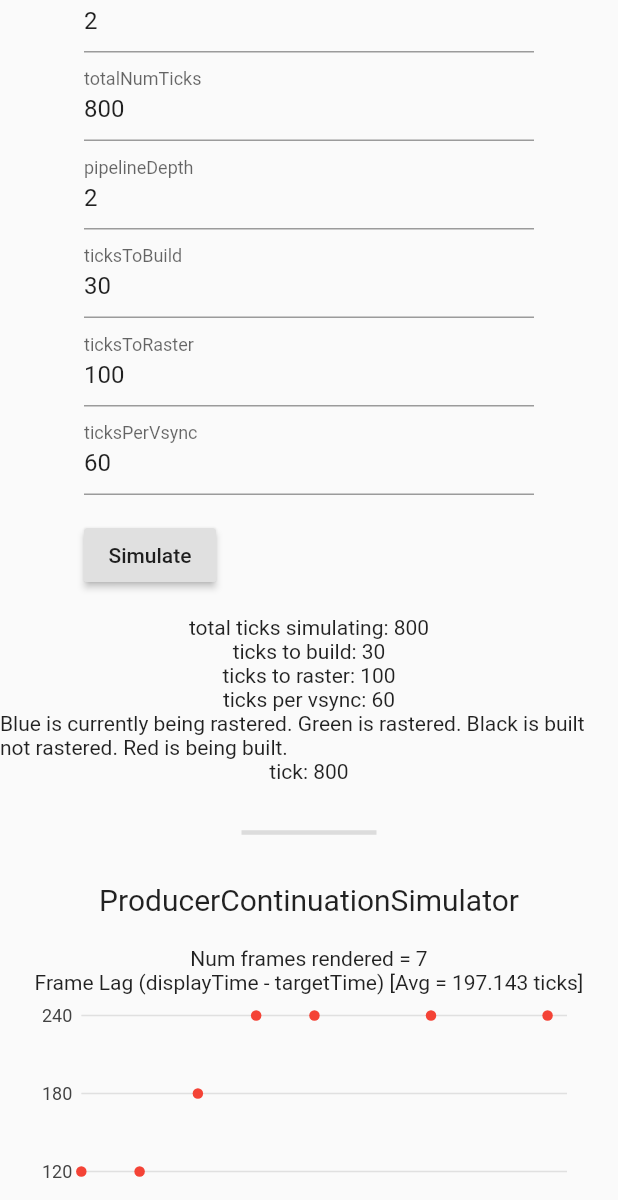
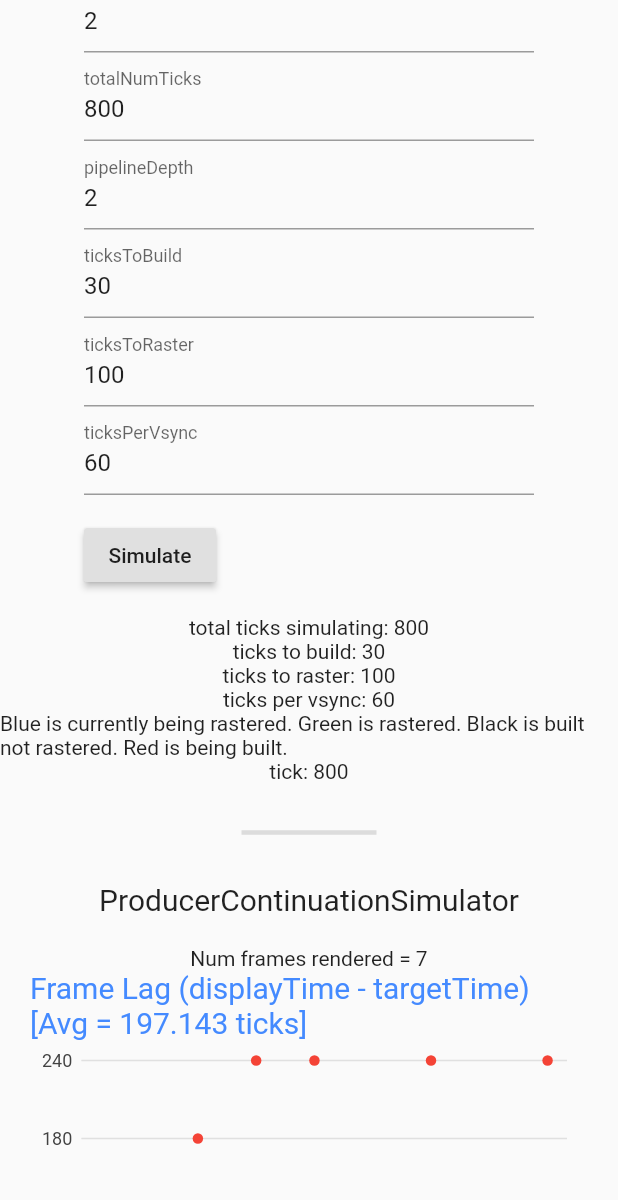
Before and after one commit to iskakaushik/anim, a Flutter app: the screen it shows after launch, on a phone screen of 412 x 824 dp, the part 36-1236 px from its top. Run offline on Flutter 3.47's test engine with Material 2 defaults, Android fonts, the phone set to English and light mode, and no system bars; our stand-ins replace charts_flutter, equatable, tuple.

Commit message:
more ui niceties

```diff
--- a/lib/metrics_views.dart
+++ b/lib/metrics_views.dart
@@ -34,8 +34,9 @@ class InputLatencyView extends StatelessWidget {
 
     return Column(
       children: <Widget>[
-        Text(
-            'Frame min and max latency (min = displayTime - buildStart, max = displayTime - prevBuildStart)'),
+        ChartName(name: 'Frame min and max input latency'),
+        Text('min = displayTime - buildStart,'
+            'max = displayTime - prevBuildStart'),
         Text('[Avg min latency = $avgMinL, Avg max latency = $avgMaxL]'),
         Container(
           width: 500,
@@ -65,6 +66,7 @@ class InputLatencyView extends StatelessWidget {
             defaultRenderer: new charts.PointRendererConfig(),
           ),
         ),
+        Divider(),
       ],
     );
   }
@@ -89,7 +91,8 @@ class LagView extends StatelessWidget {
     return Column(
       children: <Widget>[
         Text('Num frames rendered = ${rendered.length}'),
-        Text('Frame Lag (displayTime - targetTime) [Avg = $avgLag ticks]'),
+        ChartName(
+            name: 'Frame Lag (displayTime - targetTime) [Avg = $avgLag ticks]'),
         Container(
           width: 500,
           height: 250,
@@ -107,7 +110,25 @@ class LagView extends StatelessWidget {
             defaultRenderer: new charts.PointRendererConfig(),
           ),
         ),
+        Divider(),
       ],
     );
   }
 }
+
+class ChartName extends StatelessWidget {
+  final String name;
+
+  const ChartName({Key key, this.name}) : super(key: key);
+
+  @override
+  Widget build(BuildContext context) {
+    return Text(
+      name,
+      style: TextStyle(
+        fontSize: 20,
+        color: Colors.blueAccent,
+      ),
+    );
+  }
+}
```
